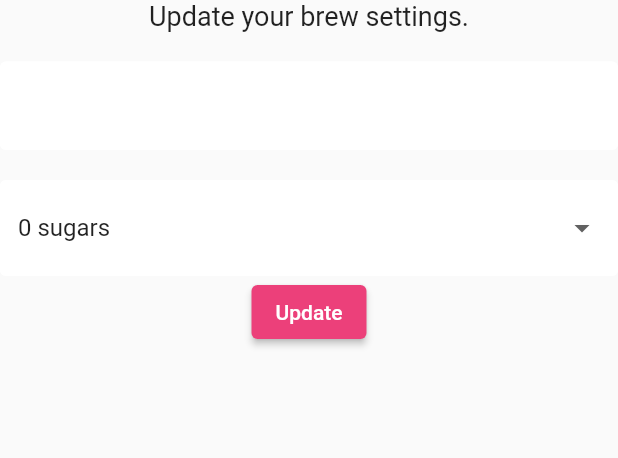
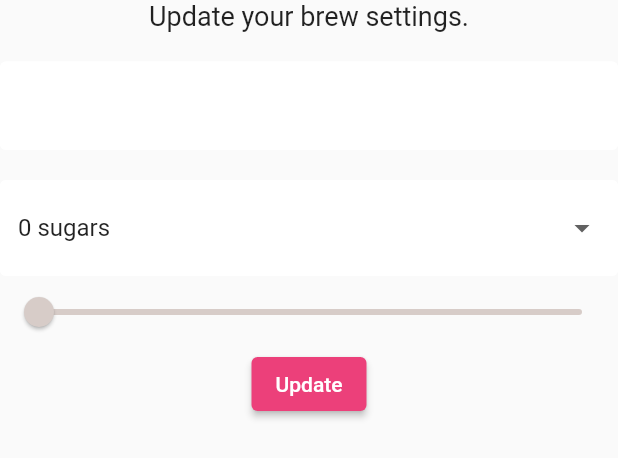
Before and after one commit to ronhedwigzape/brew_crew, a Flutter app: the SettingsForm widget shown alone on an empty page, opened directly, on a phone screen of 412 x 824 dp. Shown: the top 458 px of the screen. Run offline on Flutter 3.47's test engine with Material 2 defaults, Android fonts, the phone set to English and light mode, and no system bars; our stand-ins replace cloud_firestore, firebase_auth, firebase_core, flutter_spinkit; accounts and stored records are empty.

```diff
--- a/lib/screens/home/settings_form.dart
+++ b/lib/screens/home/settings_form.dart
@@ -65,6 +65,16 @@ class _SettingsFormState extends State<SettingsForm> {
             },
           ),
           // slider
+          Slider(
+            min: 100,
+            max: 900,
+            divisions: 8,
+            label: _currentStrength?.toString() ?? '100',
+            activeColor: Colors.brown[_currentStrength ?? 100],
+            inactiveColor: Colors.brown[_currentStrength ?? 100],
+            value: (_currentStrength ?? 100).toDouble(), // .toDouble() converts int to double
+            onChanged: (val) => setState(() => _currentStrength = val.round()), // val.round() converts double to int
+          ),
           // button
           ElevatedButton(
             style: ElevatedButton.styleFrom(
```
